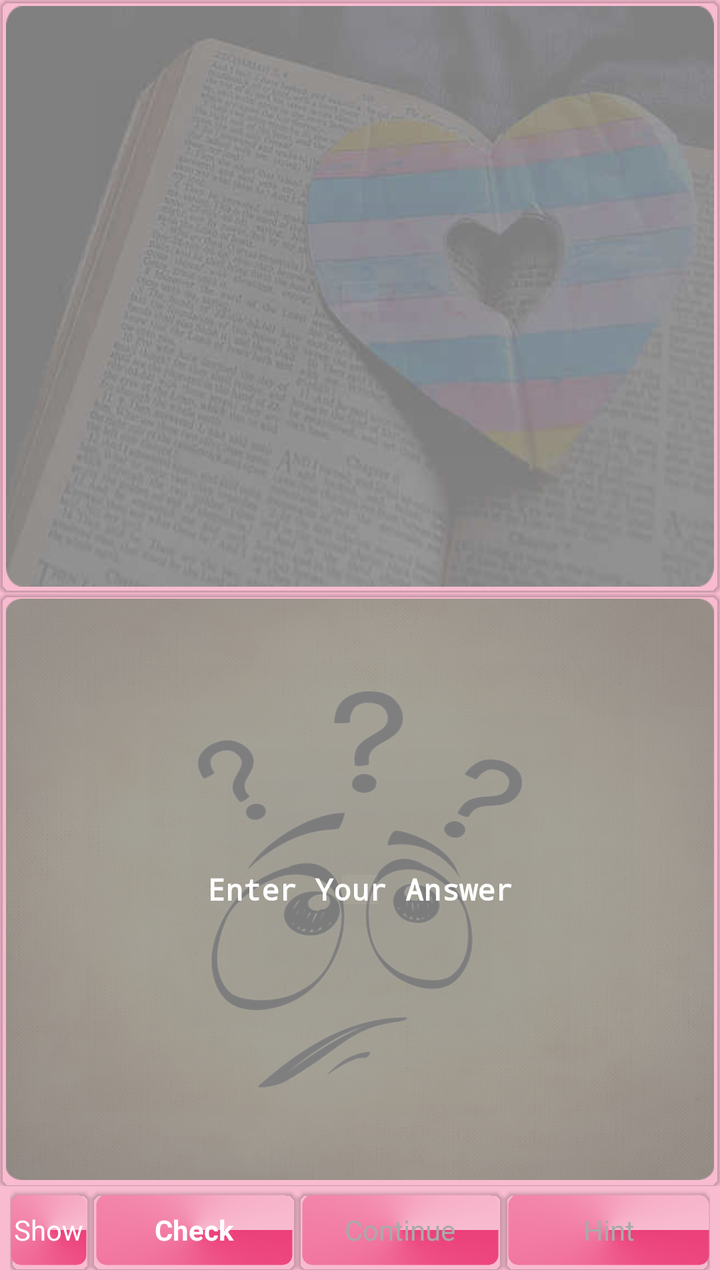
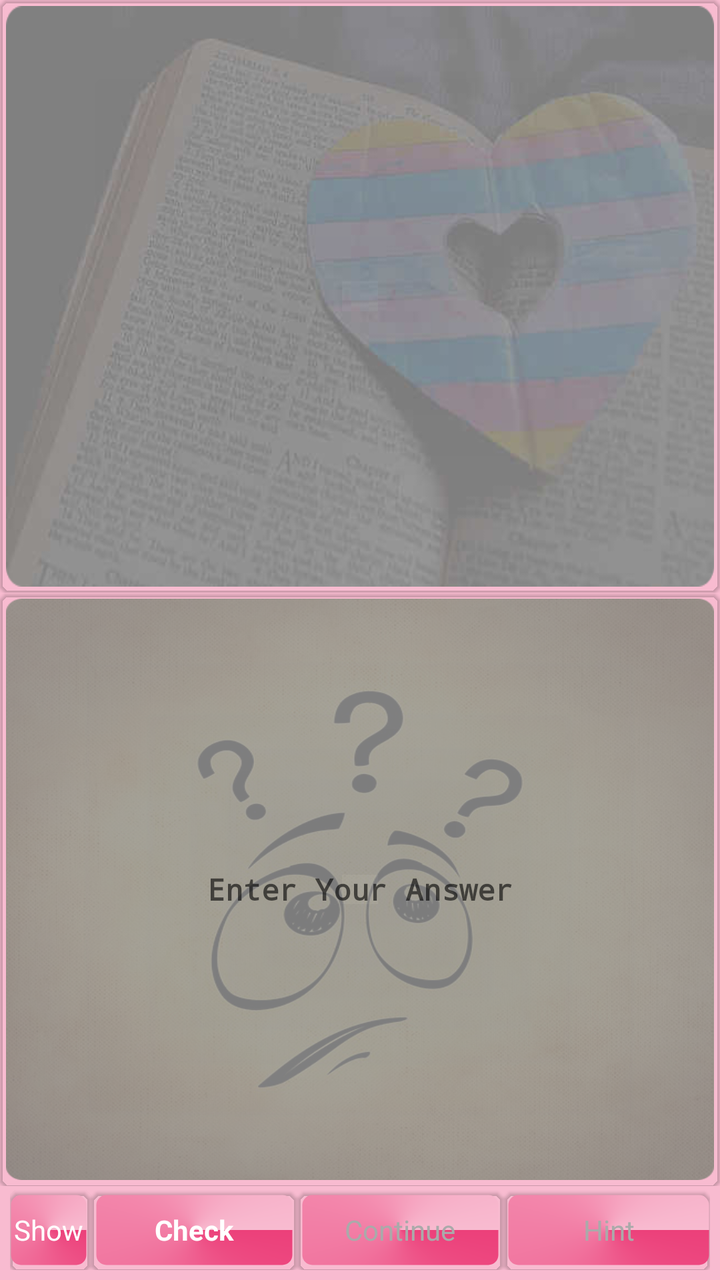

An Android layout rendered at two revisions. The XML below is the earlier revision; the diff shows what the commit changed to produce the second picture.
<!-- AndroidManifest.xml: application theme MyMaterialTheme -->
<!-- res/layout/content_study_during.xml -->
<?xml version="1.0" encoding="utf-8"?>
<RelativeLayout
    xmlns:android="http://schemas.android.com/apk/res/android"
    xmlns:android.support.v7.cardview="http://schemas.android.com/apk/res-auto"
    xmlns:tools="http://schemas.android.com/tools"
    xmlns:app="http://schemas.android.com/apk/res-auto"
    android:layout_width="match_parent"
    android:layout_height="match_parent"
    app:layout_behavior="@string/appbar_scrolling_view_behavior"
    tools:context="com.ahmedsameha1.studyvocabularyfive.StudyDuringActivity"
    tools:showIn="@layout/app_bar_study_during">

    <LinearLayout
        android:id="@+id/container"
        android:layout_width="match_parent"
        android:layout_height="match_parent"
        android:orientation="vertical"
        android:weightSum="2">

        <LinearLayout
            android:id="@+id/question_linearlayout"
            android:layout_width="match_parent"
            android:layout_height="0dp"
            android:layout_margin="0dp"
            android:layout_weight="1"
            android:background="@drawable/show_question_background"
            android:padding="0dp">

            <android.support.v7.widget.CardView
                android:layout_width="match_parent"
                android:layout_height="match_parent"
                android.support.v7.cardview:cardBackgroundColor="@android:color/transparent"
                android.support.v7.cardview:cardCornerRadius="5dp"
                android.support.v7.cardview:cardElevation="1dp">

                <TextView
                    android:id="@+id/display_question"
                    android:layout_width="match_parent"
                    android:layout_height="match_parent"
                    android:background="@drawable/text_bordered_transperant"
                    android:gravity="center"
                    android:minLines="1"
                    android:padding="5dp"
                    android:scrollbarAlwaysDrawVerticalTrack="true"
                    android:scrollbars="vertical"
                    android:textColor="#FFFFFF"
                    android:textColorHint="#FFFFFF"
                    android:textSize="15sp"
                    android:textStyle="bold"
                    android:typeface="monospace" />
            </android.support.v7.widget.CardView>
        </LinearLayout>

        <LinearLayout
            android:id="@+id/result"
            android:layout_width="match_parent"
            android:layout_height="0dp"
            android:layout_margin="0dp"
            android:layout_weight="1"
            android:background="@drawable/enter_answer_background"
            android:padding="0dp">

            <android.support.v7.widget.CardView
                android:layout_width="match_parent"
                android:layout_height="match_parent"
                android.support.v7.cardview:cardBackgroundColor="@android:color/transparent"
                android.support.v7.cardview:cardCornerRadius="5dp"
                android.support.v7.cardview:cardElevation="1dp">

                <EditText
                    android:id="@+id/enter_answer"
                    android:layout_width="match_parent"
                    android:layout_height="match_parent"
                    android:layout_gravity="center"
                    android:background="@drawable/text_bordered_transperant"
                    android:enabled="true"
                    android:gravity="center"
                    android:hint="@string/enter_your_answer"
                    android:imeOptions="flagNoExtractUi"
                    android:inputType="textNoSuggestions|textMultiLine"
                    android:minLines="1"
                    android:padding="5dp"
                    android:scrollbarAlwaysDrawVerticalTrack="true"
                    android:textColor="#FFFFFF"
                    android:textColorHint="#FFFFFF"
                    android:textSize="15sp"
                    android:textStyle="bold"
                    android:typeface="monospace" />
            </android.support.v7.widget.CardView>
        </LinearLayout>

        <LinearLayout
            android:layout_width="match_parent"
            android:layout_height="40dp"
            android:layout_marginBottom="5dp"
            android:layout_marginLeft="5dp"
            android:layout_marginRight="5dp"
            android:layout_marginTop="2dp">

            <android.support.v7.widget.CardView
                android:layout_width="wrap_content"
                android:layout_height="match_parent"
                android:layout_weight="0"
                android.support.v7.cardview:cardBackgroundColor="@android:color/transparent"
                android.support.v7.cardview:cardCornerRadius="5dp"
                android.support.v7.cardview:cardElevation="1dp">

                <TextView
                    android:id="@+id/show_actionbar"
                    android:layout_width="match_parent"
                    android:layout_height="match_parent"
                    android:layout_marginBottom="2dp"
                    android:layout_marginRight="2dp"
                    android:layout_marginTop="2dp"
                    android:background="@drawable/text_bordered_colored"
                    android:gravity="center"
                    android:padding="2dp"
                    android:text="@string/show"
                    android:textColor="@drawable/textview_enabled_disabled_selector" />
            </android.support.v7.widget.CardView>

            <android.support.v7.widget.CardView
                android:layout_width="0dp"
                android:layout_height="match_parent"
                android:layout_weight="1"
                android.support.v7.cardview:cardBackgroundColor="@android:color/transparent"
                android.support.v7.cardview:cardCornerRadius="5dp"
                android.support.v7.cardview:cardElevation="1dp">

                <TextView
                    android:id="@+id/check"
                    android:layout_width="match_parent"
                    android:layout_height="match_parent"

                    android:layout_margin="2dp"
                    android:background="@drawable/text_bordered_colored"
                    android:enabled="true"
                    android:gravity="center"
                    android:padding="2dp"
                    android:text="@string/check"
                    android:textColor="@drawable/textview_enabled_disabled_selector"
                    android:textStyle="bold" />
            </android.support.v7.widget.CardView>

            <android.support.v7.widget.CardView
                android:layout_width="0dp"
                android:layout_height="match_parent"
                android:layout_weight="1"
                android.support.v7.cardview:cardBackgroundColor="@android:color/transparent"
                android.support.v7.cardview:cardCornerRadius="5dp"
                android.support.v7.cardview:cardElevation="1dp">

                <TextView
                    android:id="@+id/_continue"
                    android:layout_width="match_parent"
                    android:layout_height="match_parent"

                    android:layout_margin="2dp"
                    android:background="@drawable/text_bordered_colored"
                    android:enabled="false"
                    android:gravity="center"
                    android:padding="2dp"
                    android:text="@string/_continue"
                    android:textColor="@drawable/textview_enabled_disabled_selector" />
            </android.support.v7.widget.CardView>

            <android.support.v7.widget.CardView
                android:layout_width="0dp"
                android:layout_height="match_parent"
                android:layout_weight="1"
                android.support.v7.cardview:cardBackgroundColor="@android:color/transparent"
                android.support.v7.cardview:cardCornerRadius="5dp"
                android.support.v7.cardview:cardElevation="1dp">

                <TextView
                    android:id="@+id/next_hint"
                    android:layout_width="match_parent"
                    android:layout_height="match_parent"

                    android:layout_marginBottom="2dp"
                    android:layout_marginLeft="2dp"
                    android:layout_marginTop="2dp"
                    android:background="@drawable/text_bordered_colored"
                    android:enabled="false"
                    android:gravity="center"
                    android:padding="2dp"
                    android:text="@string/hint"
                    android:textColor="@drawable/textview_enabled_disabled_selector" />
            </android.support.v7.widget.CardView>
        </LinearLayout>

    </LinearLayout>

</RelativeLayout>
<!-- res/layout/app_bar_study_during.xml (included above) -->
<?xml version="1.0" encoding="utf-8"?>
<android.support.design.widget.CoordinatorLayout xmlns:android="http://schemas.android.com/apk/res/android"
    xmlns:app="http://schemas.android.com/apk/res-auto"
    xmlns:tools="http://schemas.android.com/tools"
    android:layout_width="match_parent"
    android:layout_height="match_parent"
    android:fitsSystemWindows="true">

    <android.support.design.widget.AppBarLayout
        android:layout_width="match_parent"
        android:layout_height="wrap_content"
        android:theme="@style/AppTheme.AppBarOverlay">
        <android.support.v7.widget.Toolbar xmlns:app="http://schemas.android.com/apk/res-auto"
            android:id="@+id/toolbar"
            android:layout_width="fill_parent"
            android:layout_height="?attr/actionBarSize"
            android:background="?attr/colorPrimary"
            android:minHeight="?attr/actionBarSize">

            <LinearLayout
                android:layout_width="match_parent"
                android:layout_height="wrap_content"
                android:weightSum="4">

                <LinearLayout
                    android:layout_width="0dp"
                    android:layout_height="wrap_content"
                    android:layout_weight="3">


                    <TextView
                        android:id="@+id/number_of_questions"
                        android:layout_width="0dp"
                        android:layout_height="wrap_content"
                        android:layout_gravity="center"
                        android:layout_weight="1"
                        android:gravity="center"
                        android:textColor="#EA80FC"
                        android:textStyle="bold"/>

                    <TextView
                        android:id="@+id/remaining_question_counter"
                        android:layout_width="0dp"
                        android:layout_height="wrap_content"
                        android:layout_gravity="center"
                        android:layout_weight="1"
                        android:gravity="center"
                        android:textColor="#EA80FC"
                        android:textStyle="bold"/>

                    <TextView
                        android:id="@+id/trys"
                        android:layout_width="0dp"
                        android:layout_height="wrap_content"
                        android:layout_gravity="center"
                        android:layout_weight="1"
                        android:gravity="center"
                        android:textColor="#EA80FC"
                        android:textStyle="bold"/>

                </LinearLayout>

                <LinearLayout
                    android:layout_width="0dp"
                    android:layout_height="wrap_content"
                    android:layout_weight="1"></LinearLayout>
            </LinearLayout>

        </android.support.v7.widget.Toolbar>

        <View android:layout_width="match_parent"
            android:layout_height="4dp"
            android:background="@drawable/toolbar_drop_shadow"/>
    </android.support.design.widget.AppBarLayout>

    <include layout="@layout/content_study_during" />

</android.support.design.widget.CoordinatorLayout>
<!-- resources referenced by this layout -->
<resources>
  <!-- drawable enter_answer_background (drawable) -->
  <?xml version="1.0" encoding="utf-8"?>
  <inset xmlns:android="http://schemas.android.com/apk/res/android"
      android:drawable="@drawable/smiley_question_marks_rounded_corners_15_radius"
      android:insetTop="3dp"
      android:insetBottom="3dp"
      android:insetRight="3dp"
      android:insetLeft="3dp"/>
  <!-- drawable show_question_background (drawable) -->
  <?xml version="1.0" encoding="utf-8"?>
  <inset xmlns:android="http://schemas.android.com/apk/res/android"
      android:drawable="@drawable/book_heart_rounded_corners_15_radius"
      android:insetTop="3dp"
      android:insetBottom="3dp"
      android:insetRight="3dp"
      android:insetLeft="3dp"/>
  <!-- drawable text_bordered_colored (drawable) -->
  <shape xmlns:android="http://schemas.android.com/apk/res/android"
  android:thickness="0dp"
  android:shape="rectangle">
  <stroke android:width="1dp"
      android:color="@android:color/transparent"/>
  <corners android:radius="5dp" />
  <gradient
      android:startColor="@color/colorPrimary"
      android:endColor="@color/windowBackground"
      android:type="sweep"
      android:angle="270"/>
  </shape>
  <!-- drawable text_bordered_transperant (drawable) -->
  <shape xmlns:android="http://schemas.android.com/apk/res/android"
      android:thickness="0dp"
      android:shape="rectangle">
      <stroke android:width="1dp"
          android:color="@android:color/transparent"/>
      <corners android:radius="5dp" />
      <gradient
          android:startColor="@android:color/transparent"
          android:endColor="@android:color/transparent"
          android:type="linear"
          android:angle="270"/>
  </shape>
  <!-- drawable textview_enabled_disabled_selector (drawable) -->
  <?xml version="1.0" encoding="utf-8"?>
  <selector xmlns:android="http://schemas.android.com/apk/res/android">
      <item android:state_enabled="false" android:color="@android:color/darker_gray" />
      <item android:state_enabled="true" android:color="@android:color/white"/>
  </selector>
  <!-- drawable toolbar_drop_shadow (drawable) -->
  <?xml version="1.0" encoding="utf-8"?>
  <shape xmlns:android="http://schemas.android.com/apk/res/android"
      android:shape="rectangle" >
  
      <gradient
          android:angle="90"
          android:endColor="#757575"
          android:startColor="#bdbdbd" />
  
  </shape>
  <string name="_continue">Continue</string>
  <string name="appbar_scrolling_view_behavior" translatable="false">android.support.design.widget.AppBarLayout$ScrollingViewBehavior</string>
  <string name="check">Check</string>
  <string name="enter_your_answer">Enter Your Answer</string>
  <string name="hint">Hint</string>
  <string name="show">Show</string>
  <style name="AppTheme.AppBarOverlay" parent="ThemeOverlay.AppCompat.Dark.ActionBar" />
  <style name="MyMaterialTheme" parent="MyMaterialTheme.Base">
  
      </style>
  <!-- drawable smiley_question_marks_rounded_corners_15_radius: png bitmap (drawable, 445789 bytes) -->
  <!-- drawable book_heart_rounded_corners_15_radius: png bitmap (drawable, 118245 bytes) -->
  <color name="colorPrimary">#EC407A</color>
  <color name="windowBackground">#F8BBD0</color>
  <style name="MyMaterialTheme.Base" parent="Theme.AppCompat.Light.DarkActionBar">
          <item name="windowNoTitle">true</item>
          <item name="windowActionBar">false</item>
          <item name="colorPrimary">@color/colorPrimary</item>
          <item name="colorPrimaryDark">@color/colorPrimaryDark</item>
          <item name="colorAccent">@color/colorAccent</item>
          <item name="android:windowBackground">@color/windowBackground</item>
      </style>
  <color name="colorPrimaryDark">#AD1457</color>
  <color name="colorAccent">#EA80FC</color>
</resources>

<!-- the commit's change to res/layout/content_study_during.xml (unified diff, before → after) -->
@@ -7,7 +7,7 @@
     android:layout_width="match_parent"
     android:layout_height="match_parent"
     app:layout_behavior="@string/appbar_scrolling_view_behavior"
-    tools:context="com.ahmedsameha1.studyvocabularyfive.StudyDuringActivity"
+    tools:context="com.ahmedsameha1.studyvocabulary.StudyDuringActivity"
     tools:showIn="@layout/app_bar_study_during">
 
     <LinearLayout
@@ -44,7 +44,7 @@
                     android:scrollbarAlwaysDrawVerticalTrack="true"
                     android:scrollbars="vertical"
                     android:textColor="#FFFFFF"
-                    android:textColorHint="#FFFFFF"
+
                     android:textSize="15sp"
                     android:textStyle="bold"
                     android:typeface="monospace" />
@@ -82,7 +82,7 @@
                     android:padding="5dp"
                     android:scrollbarAlwaysDrawVerticalTrack="true"
                     android:textColor="#FFFFFF"
-                    android:textColorHint="#FFFFFF"
+
                     android:textSize="15sp"
                     android:textStyle="bold"
                     android:typeface="monospace" />
@@ -230,7 +230,7 @@
                         android:layout_gravity="center"
                         android:layout_weight="1"
                         android:gravity="center"
-                        android:textColor="#EA80FC"
+                        android:textColor="#ffffff"
                         android:textStyle="bold"/>
 
                     <TextView
@@ -240,7 +240,7 @@
                         android:layout_gravity="center"
                         android:layout_weight="1"
                         android:gravity="center"
-                        android:textColor="#EA80FC"
+                        android:textColor="#ffffff"
                         android:textStyle="bold"/>
 
                     <TextView
@@ -250,7 +250,7 @@
                         android:layout_gravity="center"
                         android:layout_weight="1"
                         android:gravity="center"
-                        android:textColor="#EA80FC"
+                        android:textColor="#ffffff"
                         android:textStyle="bold"/>
 
                 </LinearLayout>
